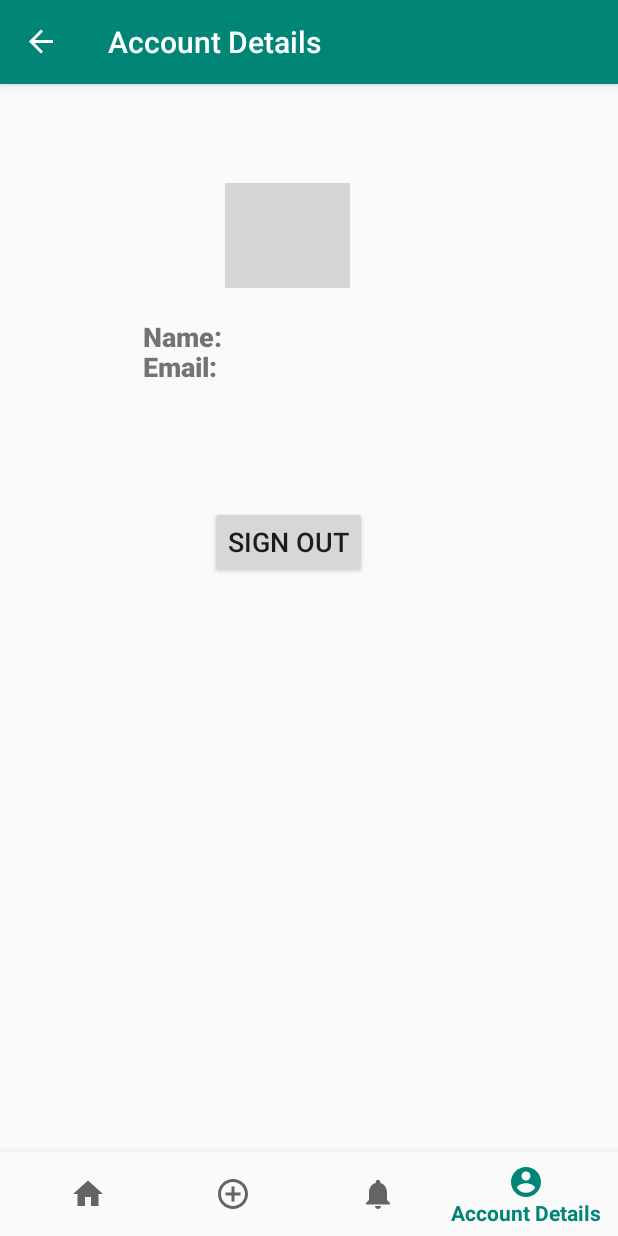
After one commit to ZhenfeiYu/FinancialApp, an Android app: the AccountInfoFragment screen opened through its navigation route, on a phone screen of 412 x 824 dp. The commit adds this screen. Run offline under Robolectric (Android 15) with nearby library versions, the phone set to English and light mode, and no system bars; our stand-ins replace Firebase (no records; nobody signed in at launch, a user with empty details on screens opened directly), navigation-ui; grey boxes are pictures that could not be loaded.

Commit message:
account_info

```diff
--- a/app/build.gradle
+++ b/app/build.gradle
@@ -28,6 +28,7 @@ dependencies {
     implementation 'androidx.navigation:navigation-fragment:2.0.0'
     implementation 'androidx.navigation:navigation-ui:2.0.0'
     implementation 'androidx.lifecycle:lifecycle-extensions:2.1.0'
+    implementation 'androidx.legacy:legacy-support-v4:1.0.0'
     testImplementation 'junit:junit:4.12'
     androidTestImplementation 'androidx.test:runner:1.1.1'
     androidTestImplementation 'androidx.test.espresso:espresso-core:3.1.1'
@@ -37,5 +38,8 @@ dependencies {
     implementation 'com.google.android.gms:play-services-auth:17.0.0'
     implementation 'com.google.firebase:firebase-database:16.0.4'
     implementation 'org.jetbrains:annotations-java5:15.0'
+    implementation 'com.github.bumptech.glide:glide:4.10.0'
+    annotationProcessor 'com.github.bumptech.glide:compiler:4.10.0'
+    implementation 'de.hdodenhof:circleimageview:3.0.1'
 
 }
--- a/app/src/main/java/com/example/myapplication/MainActivity.java
+++ b/app/src/main/java/com/example/myapplication/MainActivity.java
@@ -76,6 +76,15 @@ public class MainActivity extends AppCompatActivity  {
         });
     }
 
+    /*
+    @Override
+    protected void onStart() {
+        super.onStart();
+        FirebaseUser account = FirebaseAuth.getInstance().getCurrentUser();
+        updateUI(account);
+
+     */
+
     private void signIn() {
         Intent signInIntent = mGoogleSignInClient.getSignInIntent();
         startActivityForResult(signInIntent, RC_SIGN_IN);
@@ -121,7 +130,7 @@ public class MainActivity extends AppCompatActivity  {
         if (acct != null) {
             String personName = acct.getDisplayName();
             String personEmail = acct.getEmail();
-            Toast.makeText(this,"Name:" + personName + " LoginID" + personEmail,Toast.LENGTH_SHORT).show();
+            Toast.makeText(this,"Name:" + personName + " LoginID:" + personEmail,Toast.LENGTH_SHORT).show();
             Intent LoginToHome = new Intent(MainActivity.this,Tab.class);
             startActivity(LoginToHome);
         }
--- a/app/src/main/java/com/example/myapplication/Tab.java
+++ b/app/src/main/java/com/example/myapplication/Tab.java
@@ -20,9 +20,7 @@ import java.util.List;
 
 public class Tab extends AppCompatActivity {
 
-    private List<CostBean> mCostBeanList;
-    private DatabaseHelper mDatabaseHelper;
-    private CostListAdapter mAdapter;
+
 
 
     @Override
--- /dev/null
+++ b/app/src/main/java/com/example/myapplication/ui/account_info/AccountInfoFragment.java
@@ -0,0 +1,75 @@
+package com.example.myapplication.ui.account_info;
+
+import androidx.lifecycle.ViewModelProviders;
+
+import android.content.Intent;
+import android.net.Uri;
+import android.os.Bundle;
+
+import androidx.annotation.NonNull;
+import androidx.annotation.Nullable;
+import androidx.fragment.app.Fragment;
+
+import android.view.LayoutInflater;
+import android.view.View;
+import android.view.ViewGroup;
+import android.widget.Button;
+import android.widget.ImageView;
+import android.widget.TextView;
+
+import com.bumptech.glide.Glide;
+import com.example.myapplication.MainActivity;
+import com.example.myapplication.R;
+import com.google.android.gms.auth.api.signin.GoogleSignIn;
+import com.google.android.gms.auth.api.signin.GoogleSignInAccount;
+import com.google.android.gms.auth.api.signin.GoogleSignInClient;
+import com.google.android.gms.tasks.OnCompleteListener;
+import com.google.android.gms.tasks.Task;
+import com.google.firebase.auth.FirebaseAuth;
+import com.google.firebase.auth.FirebaseUser;
+
+public class AccountInfoFragment extends Fragment {
+
+    TextView name,email;
+    ImageView img;
+    Button sign_out;
+    private FirebaseAuth.AuthStateListener mAuthStateListner;
+
+
+    public View onCreateView(@NonNull LayoutInflater inflater,
+                             ViewGroup container, Bundle savedInstanceState) {
+
+        View root = inflater.inflate(R.layout.fragment_account_info, container, false);
+
+        FirebaseUser user = FirebaseAuth.getInstance().getCurrentUser();
+        if (user != null) {
+            String personName = user.getDisplayName();
+            String personEmail = user.getEmail();
+            Uri personPhoto = user.getPhotoUrl();
+            name = (TextView) root.findViewById(R.id.account_info_name_value);
+            name.setText(personName);
+            email = (TextView) root.findViewById(R.id.account_info_email_value);
+            email.setText(personEmail);
+            img  = (ImageView) root.findViewById(R.id.user_photo);
+            Glide.with(this).load(String.valueOf(personPhoto)).into(img);
+
+        }
+
+        sign_out = root.findViewById(R.id.sign_out);
+
+        sign_out.setOnClickListener(new View.OnClickListener() {
+            @Override
+            public void onClick(View v) {
+                FirebaseAuth.getInstance().signOut();
+                Intent intent = new Intent(getActivity(),MainActivity.class);
+                startActivity(intent);
+            }
+        });
+
+        return root;
+    }
+
+
+
+
+}
--- /dev/null
+++ b/app/src/main/java/com/example/myapplication/ui/account_info/AccountInfoViewModel.java
@@ -0,0 +1,7 @@
+package com.example.myapplication.ui.account_info;
+
+import androidx.lifecycle.ViewModel;
+
+public class AccountInfoViewModel extends ViewModel {
+    // TODO: Implement the ViewModel
+}
--- /dev/null
+++ b/app/src/main/res/drawable/ic_account_circle_black_24dp.xml
@@ -0,0 +1,9 @@
+<vector xmlns:android="http://schemas.android.com/apk/res/android"
+        android:width="24dp"
+        android:height="24dp"
+        android:viewportWidth="24.0"
+        android:viewportHeight="24.0">
+    <path
+        android:fillColor="#FF000000"
+        android:pathData="M12,2C6.48,2 2,6.48 2,12s4.48,10 10,10 10,-4.48 10,-10S17.52,2 12,2zM12,5c1.66,0 3,1.34 3,3s-1.34,3 -3,3 -3,-1.34 -3,-3 1.34,-3 3,-3zM12,19.2c-2.5,0 -4.71,-1.28 -6,-3.22 0.03,-1.99 4,-3.08 6,-3.08 1.99,0 5.97,1.09 6,3.08 -1.29,1.94 -3.5,3.22 -6,3.22z"/>
+</vector>
--- /dev/null
+++ b/app/src/main/res/drawable/ic_add_circle_outline_black_24dp.xml
@@ -0,0 +1,9 @@
+<vector xmlns:android="http://schemas.android.com/apk/res/android"
+        android:width="24dp"
+        android:height="24dp"
+        android:viewportWidth="24.0"
+        android:viewportHeight="24.0">
+    <path
+        android:fillColor="#FF000000"
+        android:pathData="M13,7h-2v4L7,11v2h4v4h2v-4h4v-2h-4L13,7zM12,2C6.48,2 2,6.48 2,12s4.48,10 10,10 10,-4.48 10,-10S17.52,2 12,2zM12,20c-4.41,0 -8,-3.59 -8,-8s3.59,-8 8,-8 8,3.59 8,8 -3.59,8 -8,8z"/>
+</vector>
--- a/app/src/main/res/layout/activity_tab.xml
+++ b/app/src/main/res/layout/activity_tab.xml
@@ -1,6 +1,7 @@
 <?xml version="1.0" encoding="utf-8"?>
 <androidx.constraintlayout.widget.ConstraintLayout xmlns:android="http://schemas.android.com/apk/res/android"
     xmlns:app="http://schemas.android.com/apk/res-auto"
+    xmlns:tools="http://schemas.android.com/tools"
     android:id="@+id/container"
     android:layout_width="match_parent"
     android:layout_height="match_parent"
@@ -30,4 +31,7 @@
         app:layout_constraintTop_toTopOf="parent"
         app:navGraph="@navigation/mobile_navigation" />
 
+
+
+
 </androidx.constraintlayout.widget.ConstraintLayout>
--- /dev/null
+++ b/app/src/main/res/layout/fragment_account_info.xml
@@ -0,0 +1,63 @@
+<?xml version="1.0" encoding="utf-8"?>
+<FrameLayout xmlns:android="http://schemas.android.com/apk/res/android"
+    xmlns:app="http://schemas.android.com/apk/res-auto"
+    xmlns:tools="http://schemas.android.com/tools"
+    android:layout_width="match_parent"
+    android:layout_height="match_parent"
+    tools:context=".ui.account_info.AccountInfoFragment">
+
+    <TextView
+        android:id="@+id/account_info_name_label"
+        android:layout_width="wrap_content"
+        android:layout_height="wrap_content"
+        android:layout_marginStart="95dp"
+        android:layout_marginTop="100dp"
+        android:fontFamily="sans-serif-black"
+        android:text="Name:"
+        android:textSize="18sp" />
+
+    <TextView
+        android:id="@+id/account_info_name_value"
+        android:layout_width="wrap_content"
+        android:layout_height="wrap_content"
+        android:layout_marginStart="155dp"
+        android:layout_marginTop="100dp"
+        android:text=" "
+        android:textSize="18sp" />
+
+    <TextView
+        android:id="@+id/account_info_email_label"
+        android:layout_width="wrap_content"
+        android:layout_height="wrap_content"
+        android:layout_marginStart="95dp"
+        android:layout_marginTop="120dp"
+        android:fontFamily="sans-serif-black"
+        android:text="Email:"
+        android:textSize="18sp" />
+
+    <TextView
+        android:id="@+id/account_info_email_value"
+        android:layout_width="wrap_content"
+        android:layout_height="wrap_content"
+        android:layout_marginStart="155dp"
+        android:layout_marginTop="120dp"
+        android:text=" "
+        android:textSize="18sp" />
+
+    <Button
+        android:id="@+id/sign_out"
+        android:layout_width="wrap_content"
+        android:layout_height="wrap_content"
+        android:layout_marginStart="140dp"
+        android:layout_marginTop="225dp"
+        android:text="@string/sign_out"
+        android:textSize="18sp" />
+
+    <ImageView
+        android:id="@+id/user_photo"
+        android:layout_width="83dp"
+        android:layout_height="70dp"
+        android:layout_marginStart="150dp"
+        android:layout_marginTop="10dp"
+        android:src="@drawable/ic_account_circle_black_24dp" />
+</FrameLayout>
--- a/app/src/main/res/menu/bottom_nav_menu.xml
+++ b/app/src/main/res/menu/bottom_nav_menu.xml
@@ -8,7 +8,7 @@
 
     <item
         android:id="@+id/navigation_add_expenses"
-        android:icon="@drawable/ic_dashboard_black_24dp"
+        android:icon="@drawable/ic_add_circle_outline_black_24dp"
         android:title="@string/title_add_expenses" />
 
     <item
@@ -16,4 +16,9 @@
         android:icon="@drawable/ic_notifications_black_24dp"
         android:title="@string/title_view_expenses" />
 
+    <item
+        android:id = "@+id/navigation_account_info"
+        android:icon="@drawable/ic_account_circle_black_24dp"
+        android:title="@string/title_account_info"/>
+
 </menu>
--- a/app/src/main/res/navigation/mobile_navigation.xml
+++ b/app/src/main/res/navigation/mobile_navigation.xml
@@ -22,4 +22,10 @@
         android:name="com.example.myapplication.ui.view_expenses.ViewExpensesFragment"
         android:label="@string/title_view_expenses"
         tools:layout="@layout/fragment_notifications" />
+
+    <fragment
+        android:id = "@id/navigation_account_info"
+        android:name= "com.example.myapplication.ui.account_info.AccountInfoFragment"
+        android:label="Account Details"
+        tools:layout="@layout/fragment_account_info"/>
 </navigation>
--- a/app/src/main/res/values/strings.xml
+++ b/app/src/main/res/values/strings.xml
@@ -7,4 +7,6 @@
     <string name="title_notifications">Notifications</string>
     <string name="title_add_expenses">Add Expenses</string>
     <string name="title_view_expenses">View Expenses</string>
+    <string name="title_account_info">Account Details</string>
+    <string name="sign_out">Sign Out</string>
 </resources>
--- a/build.gradle
+++ b/build.gradle
@@ -4,7 +4,7 @@ buildscript {
     repositories {
         google()
         jcenter()
-
+        mavenCentral()
     }
     dependencies {
         classpath 'com.android.tools.build:gradle:3.5.2'
```
